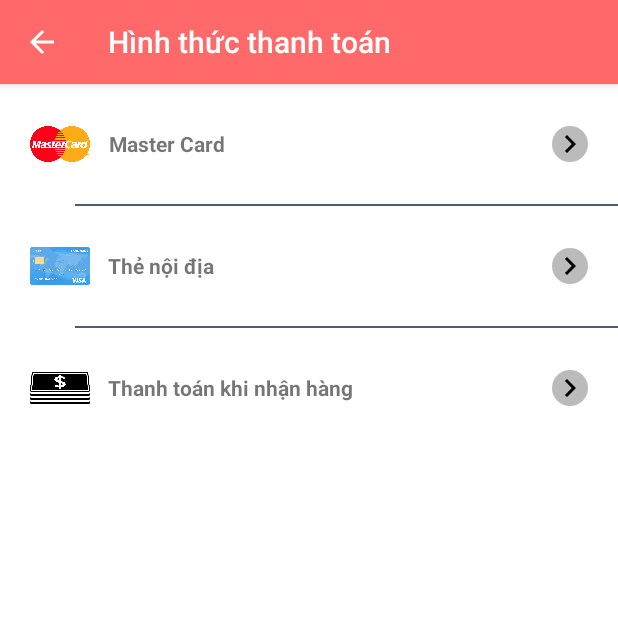
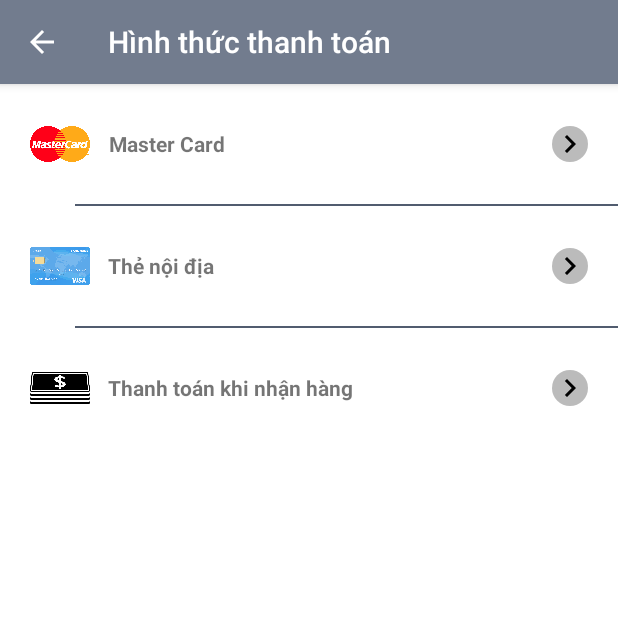
Before and after one commit to VinhtvPh09066/GROUP4-PT14354-MOB-MOB104, an Android app: the PurchaseActivity screen opened directly, with no data from a screen before it, after a tap on an icon or button, on a phone screen of 412 x 824 dp, the top half of it. Run offline under Robolectric (Android 15) with nearby library versions, the phone set to English and light mode, and no system bars.

Commit message:
hung update code

```diff
--- a/Code2020/app/src/main/AndroidManifest.xml
+++ b/Code2020/app/src/main/AndroidManifest.xml
@@ -25,12 +25,14 @@
             android:name=".activity.SignupActivity"
             android:theme="@style/AppTheme.NoActionBar" />
         <activity
-            android:name=".activity.PurchaseActivity"/>
+            android:name=".activity.PurchaseActivity"
+            android:theme="@style/AppTheme2"/>
         <activity
         android:name=".activity.OrderPlaceActivity"
         android:theme="@style/AppTheme.NoActionBar" />
         <activity
-            android:name=".activity.CardActivity" />
+            android:name=".activity.CardActivity"
+            android:theme="@style/AppTheme2"/>
     </application>
 
 </manifest>
--- a/Code2020/app/src/main/res/values/styles.xml
+++ b/Code2020/app/src/main/res/values/styles.xml
@@ -2,8 +2,14 @@
 
     <!-- Base application theme. -->
     <style name="AppTheme" parent="Theme.AppCompat.Light.DarkActionBar">
+    <!-- Customize your theme here. -->
+    <item name="colorPrimary">@color/colorPrimary</item>
+    <item name="colorPrimaryDark">@color/colorPrimaryDark</item>
+    <item name="colorAccent">@color/colorAccent</item>
+</style>
+    <style name="AppTheme2" parent="Theme.AppCompat.Light.DarkActionBar">
         <!-- Customize your theme here. -->
-        <item name="colorPrimary">@color/colorPrimary</item>
+        <item name="colorPrimary">@color/colorGray</item>
         <item name="colorPrimaryDark">@color/colorPrimaryDark</item>
         <item name="colorAccent">@color/colorAccent</item>
     </style>
```
